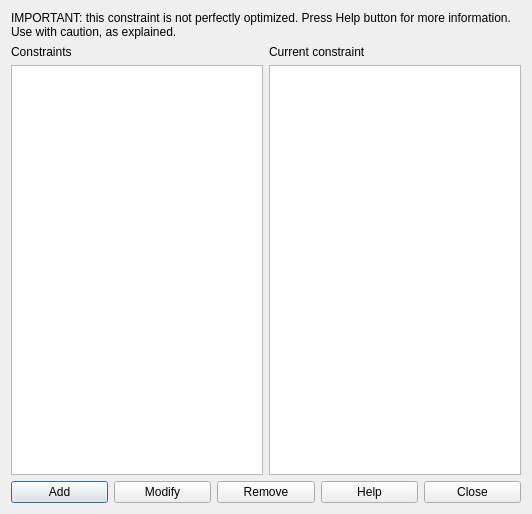
Old version of the form fet/src/interface/constraintstudentsmaxgapsperdayform_template.ui in the repository vonmecheln/fet.
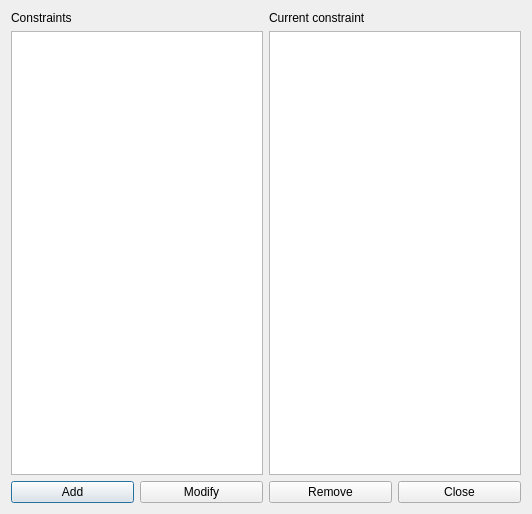
New version of the form.

Patch:
```diff
--- a/fet/src/interface/constraintstudentsmaxgapsperdayform_template.ui
+++ b/fet/src/interface/constraintstudentsmaxgapsperdayform_template.ui
@@ -14,23 +14,24 @@
    <string extracomment="This is the title of the dialog to see the list of all constraints of this type">Constraints students max gaps per day</string>
   </property>
   <layout class="QGridLayout" name="gridLayout">
-   <item row="0" column="0" colspan="2">
-    <widget class="QLabel" name="label">
-     <property name="sizePolicy">
-      <sizepolicy hsizetype="Minimum" vsizetype="Minimum">
-       <horstretch>0</horstretch>
-       <verstretch>0</verstretch>
-      </sizepolicy>
-     </property>
-     <property name="text">
-      <string>IMPORTANT: this constraint is not perfectly optimized. Press Help button for more information. Use with caution, as explained.</string>
-     </property>
-     <property name="wordWrap">
-      <bool>true</bool>
-     </property>
-    </widget>
+   <item row="0" column="1">
+    <layout class="QVBoxLayout" name="verticalLayout_2">
+     <item>
+      <widget class="QLabel" name="currentConstraintTextLabel">
+       <property name="text">
+        <string>Current constraint</string>
+       </property>
+       <property name="wordWrap">
+        <bool>false</bool>
+       </property>
+      </widget>
+     </item>
+     <item>
+      <widget class="QPlainTextEdit" name="currentConstraintTextEdit"/>
+     </item>
+    </layout>
    </item>
-   <item row="1" column="0">
+   <item row="0" column="0">
     <layout class="QVBoxLayout" name="verticalLayout">
      <item>
       <widget class="QLabel" name="constraintsTextLabel">
@@ -53,24 +54,7 @@
      </item>
     </layout>
    </item>
-   <item row="1" column="1">
-    <layout class="QVBoxLayout" name="verticalLayout_2">
-     <item>
-      <widget class="QLabel" name="currentConstraintTextLabel">
-       <property name="text">
-        <string>Current constraint</string>
-       </property>
-       <property name="wordWrap">
-        <bool>false</bool>
-       </property>
-      </widget>
-     </item>
-     <item>
-      <widget class="QPlainTextEdit" name="currentConstraintTextEdit"/>
-     </item>
-    </layout>
-   </item>
-   <item row="2" column="0" colspan="2">
+   <item row="1" column="0" colspan="2">
     <layout class="QHBoxLayout" name="horizontalLayout">
      <item>
       <widget class="QPushButton" name="addConstraintPushButton">
@@ -93,13 +77,6 @@
        </property>
       </widget>
      </item>
-     <item>
-      <widget class="QPushButton" name="helpPushButton">
-       <property name="text">
-        <string>Help</string>
-       </property>
-      </widget>
-     </item>
      <item>
       <widget class="QPushButton" name="closePushButton">
        <property name="text">
```
